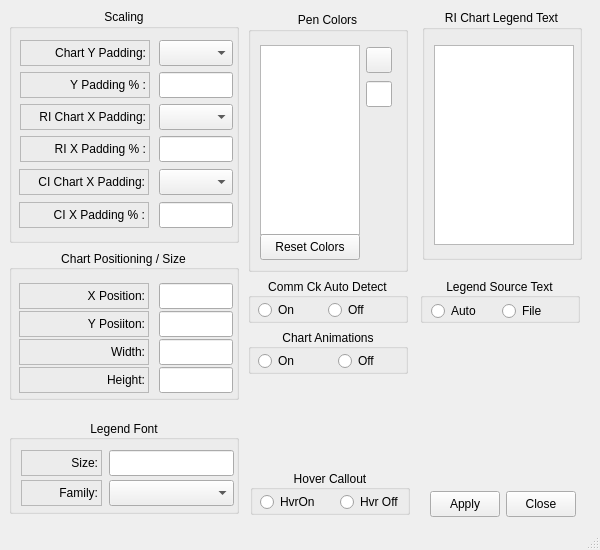
Before: the Qt Designer form htcsettings.ui in mikeinsantarosa/Chartbuilder, drawn with Qt 5.
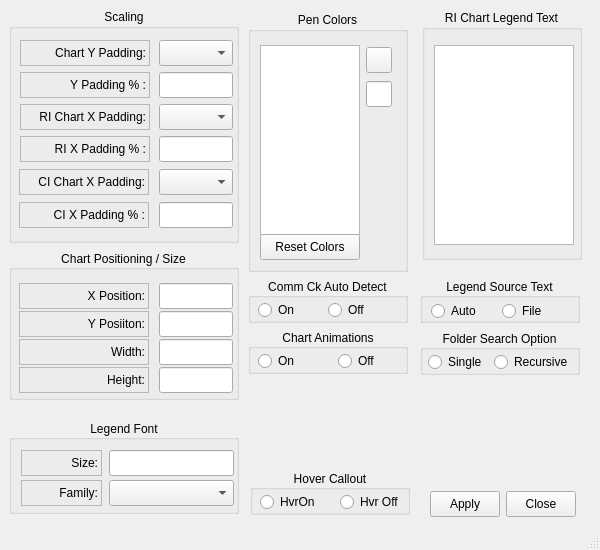
After: the same form once the commit is applied. Icons and pictures are not drawn.

The edit to the form file:
```diff
--- a/htcsettings.ui
+++ b/htcsettings.ui
@@ -972,7 +972,7 @@
      </property>
     </widget>
    </widget>
-   <widget class="QWidget" name="">
+   <widget class="QWidget" name="layoutWidget">
     <property name="geometry">
      <rect>
       <x>430</x>
@@ -1664,6 +1664,96 @@
      </property>
     </widget>
    </widget>
+   <widget class="QGroupBox" name="groupFolderSearchOptions">
+    <property name="geometry">
+     <rect>
+      <x>420</x>
+      <y>330</y>
+      <width>160</width>
+      <height>45</height>
+     </rect>
+    </property>
+    <property name="sizePolicy">
+     <sizepolicy hsizetype="Fixed" vsizetype="Fixed">
+      <horstretch>0</horstretch>
+      <verstretch>0</verstretch>
+     </sizepolicy>
+    </property>
+    <property name="minimumSize">
+     <size>
+      <width>160</width>
+      <height>45</height>
+     </size>
+    </property>
+    <property name="maximumSize">
+     <size>
+      <width>160</width>
+      <height>45</height>
+     </size>
+    </property>
+    <property name="title">
+     <string>Folder Search Option</string>
+    </property>
+    <property name="alignment">
+     <set>Qt::AlignCenter</set>
+    </property>
+    <widget class="QRadioButton" name="radioFolderSearchSingle">
+     <property name="geometry">
+      <rect>
+       <x>8</x>
+       <y>20</y>
+       <width>60</width>
+       <height>24</height>
+      </rect>
+     </property>
+     <property name="sizePolicy">
+      <sizepolicy hsizetype="Fixed" vsizetype="Fixed">
+       <horstretch>0</horstretch>
+       <verstretch>0</verstretch>
+      </sizepolicy>
+     </property>
+     <property name="minimumSize">
+      <size>
+       <width>60</width>
+       <height>24</height>
+      </size>
+     </property>
+     <property name="maximumSize">
+      <size>
+       <width>60</width>
+       <height>24</height>
+      </size>
+     </property>
+     <property name="text">
+      <string>Single</string>
+     </property>
+    </widget>
+    <widget class="QRadioButton" name="radioFolderSearchRecursive">
+     <property name="geometry">
+      <rect>
+       <x>74</x>
+       <y>20</y>
+       <width>78</width>
+       <height>24</height>
+      </rect>
+     </property>
+     <property name="minimumSize">
+      <size>
+       <width>78</width>
+       <height>24</height>
+      </size>
+     </property>
+     <property name="maximumSize">
+      <size>
+       <width>78</width>
+       <height>24</height>
+      </size>
+     </property>
+     <property name="text">
+      <string>Recursive</string>
+     </property>
+    </widget>
+   </widget>
   </widget>
   <widget class="QStatusBar" name="statusbar"/>
  </widget>
```
